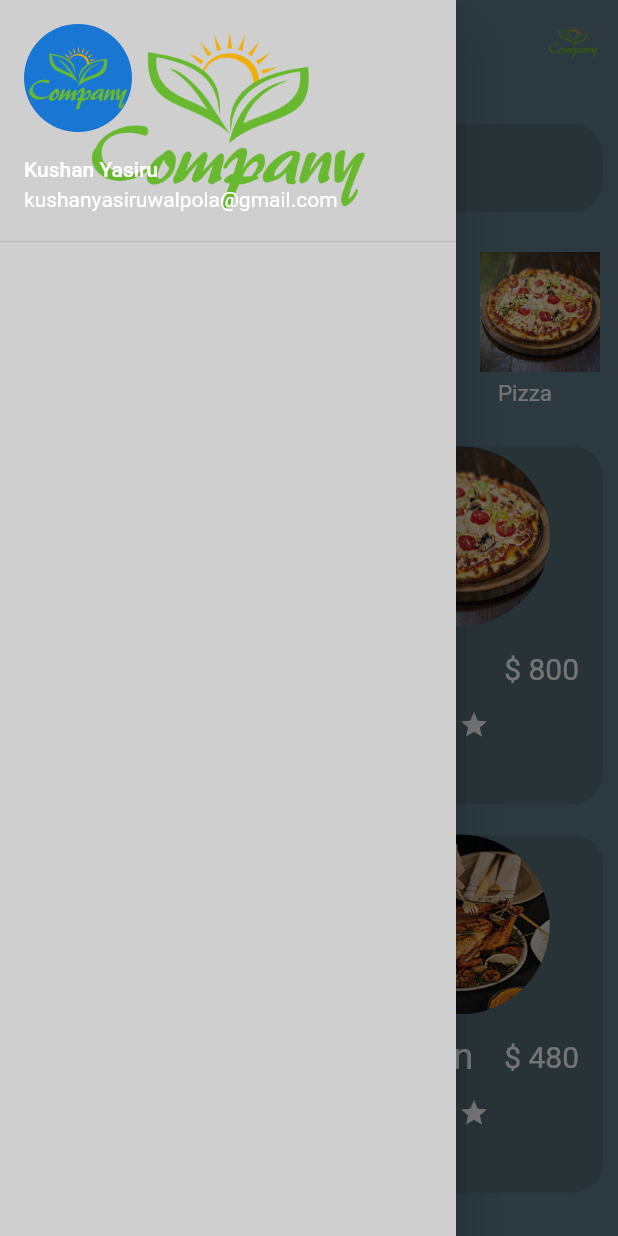
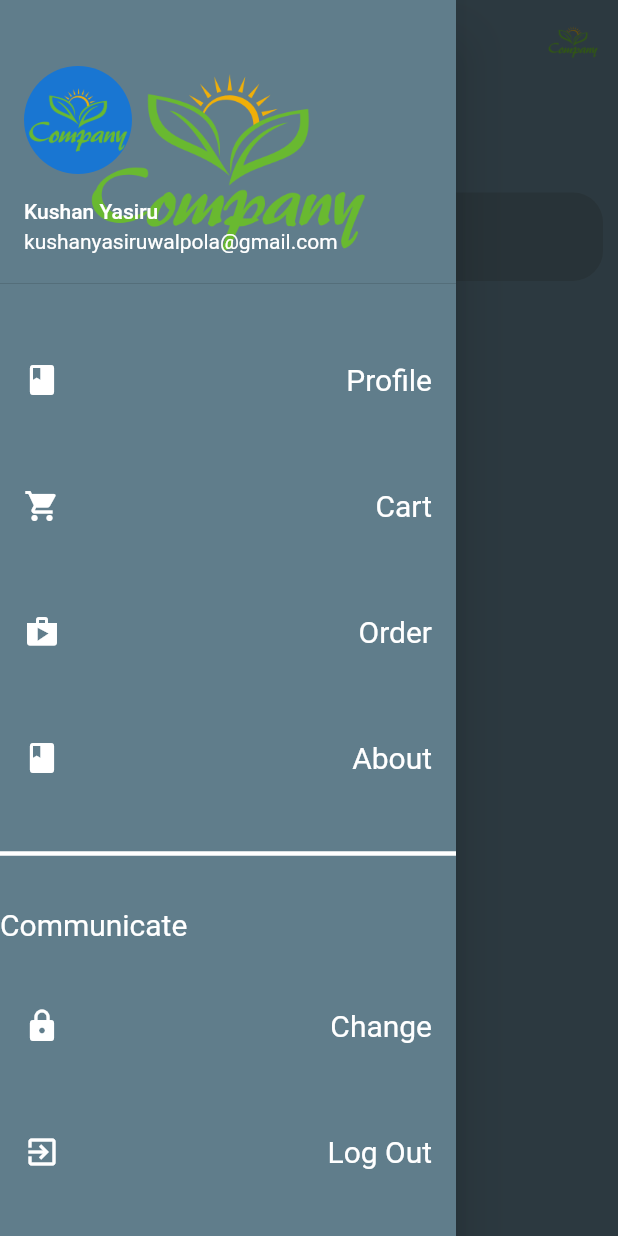
Before and after one commit to Kushanyasiru97/bug-free-spoon, a Flutter app: the screen it shows after launch, with the side drawer open, on a phone screen of 412 x 824 dp. Run offline on Flutter 3.47's test engine with Material 2 defaults, Android fonts, the phone set to English and light mode, and no system bars; our stand-ins replace cloud_firestore, firebase_auth, firebase_core; accounts and stored records are empty.

Commit message:
Add all my files

```diff
--- a/lib/homePage.dart
+++ b/lib/homePage.dart
@@ -1,5 +1,10 @@
 import 'package:flutter/cupertino.dart';
 import 'package:flutter/material.dart';
+import 'package:food_app/models/categories_model.dart';
+import 'package:food_app/provider/my_provider.dart';
+import 'package:provider/provider.dart';
+
+import 'models/food_model.dart';
 
 class homePage extends StatefulWidget {
   /*const homePage({Key? key}) : super(key: key);*/
@@ -8,16 +13,29 @@ class homePage extends StatefulWidget {
   _homePageState createState() => _homePageState();
 }
 
+class _homePageState extends State<homePage> {
+
+  //****************UpperCategory*************************//
+  List<CategoriesModel> burgerList=[];
+  List<CategoriesModel> bbqList=[];
+  List<CategoriesModel> chikenList=[];
+  List<CategoriesModel> pizzaList=[];
+  List<CategoriesModel> riceList=[];
+
+  //******************FoodCategory******************//
+  List<FoodModel> singlefoodList=[];
+
   Widget upperCategoery({@required String image,@required String name}){
     return Column(
       children: [
         Container(
-        margin: EdgeInsets.only(left: 20.0),
-        height: 80.0,
-        width: 80.0,
+          margin: EdgeInsets.only(left: 20.0,top: 10.0),
+          height: 70.0,
+          width: 70.0,
           decoration: BoxDecoration(
+            borderRadius: BorderRadius.circular(50.0),
             image: DecorationImage(
-              image: AssetImage(image)
+                image: NetworkImage(image)
             ),
             color: Color(0xff3a3e3e3e),
           ),
@@ -36,17 +54,21 @@ Widget upperCategoery({@required String image,@required String name}){
 
   Widget buttonCategory({@required String image,@required String name, @required int price}){
     return Container(
-    height: 250.0,
-    width: 250.0,
+      margin: EdgeInsets.only(top: 10.0),
+      height: 200.0,
+      width: 200.0,
       decoration: BoxDecoration(
         color: Color(0xff3a3e3e3e),
-      borderRadius: BorderRadius.circular(20.0),
+        borderRadius: BorderRadius.circular(40.0),
       ),
       child: Column(
         children: [
-        CircleAvatar(
-          backgroundImage: AssetImage(image),
+          Container(
+            margin: EdgeInsets.only(top: 8.0),
+            child: CircleAvatar(
+              backgroundImage: NetworkImage(image),
               radius: 60.0,
+            ),
           ),
           ListTile(
             leading: Text(
@@ -100,15 +122,108 @@ Widget buttonCategory({@required String image,@required String name, @required i
       ),
     );
   }
-class _homePageState extends State<homePage> {
+
+  Widget drawerItems({@required String title,@required IconData icon}){
+    return ListTile(
+      leading: Icon(
+        icon,
+        color: Colors.white,
+      ),
+      trailing: Text(
+        title,
+        style: TextStyle(
+          fontSize: 20.0,
+          color: Colors.white,
+        ),
+      ),
+    );
+  }
+
+  //****************Burger*******************//
+  Widget burger(){
+    return Row(
+      children: burgerList.map((e) => upperCategoery(
+        image: e.image,
+        name: e.name,
+      )).toList(),
+    );
+  }
+//****************Bbq*******************//
+  Widget bbq(){
+    return Row(
+      children: bbqList.map((e) => upperCategoery(
+        image: e.image,
+        name: e.name,
+      )).toList(),
+    );
+  }
+
+  //****************Chiken*******************//
+  Widget chiken(){
+    return Row(
+      children: chikenList.map((e) => upperCategoery(
+        image: e.image,
+        name: e.name,
+      )).toList(),
+    );
+  }
+
+  //****************Pizza*******************//
+  Widget pizza(){
+    return Row(
+      children: pizzaList.map((e) => upperCategoery(
+        image: e.image,
+        name: e.name,
+      )).toList(),
+    );
+  }
+
+  //****************Rice*******************//
+  Widget rice(){
+    return Row(
+      children: riceList.map((e) => upperCategoery(
+        image: e.image,
+        name: e.name,
+      )).toList(),
+    );
+  }
+
   @override
   Widget build(BuildContext context) {
+    MyProvider provider = Provider.of<MyProvider>(context);
+
+    //****burger********//
+    provider.getBurgerCategory();
+    burgerList = provider.throwburgerList;
+
+    //**********BBQ**********//
+    provider.getBbqCategory();
+    bbqList = provider.throwbbqList;
+
+    //**********Chicken*********//
+    provider.getChikenCategory();
+   chikenList = provider.throwchikenList;
+
+    //**********Pizza*********//
+    provider.getPizzaCategory();
+    pizzaList = provider.throwpizzaList;
+
+    //**********Rice*********//
+    provider.getRiceCategory();
+    riceList = provider.throwriceList;
+
+    //**********Food List *********//
+    provider.getFoodList();
+     singlefoodList = provider.throwFoodModelList;
+
     return Scaffold(
       drawer: Drawer(
         child: Container(
-          color: Color(0xff3a3e3e3e),
+          color: Colors.blueGrey,
           child: SafeArea(
             child: Column(
+              mainAxisAlignment: MainAxisAlignment.spaceEvenly,
+              crossAxisAlignment: CrossAxisAlignment.start,
               children: [
                 UserAccountsDrawerHeader(
                   decoration: BoxDecoration(
@@ -121,6 +236,41 @@ class _homePageState extends State<homePage> {
                 ),
                     accountName: Text("Kushan Yasiru"),
                     accountEmail: Text('kushanyasiruwalpola@gmail.com'),
+                ),
+                drawerItems(
+                    title:"Profile",
+                    icon:Icons.book
+                ),
+                drawerItems(
+                  title:"Cart",
+                  icon:Icons.shopping_cart,
+                ),
+                drawerItems(
+                  title:"Order",
+                  icon:Icons.shop,
+                ),
+                drawerItems(
+                  title:"About",
+                  icon:Icons.book,
+                ),
+                Divider(
+                  thickness: 3.0,
+                  color: Colors.white,
+                ),
+                Text(
+                  "Communicate",
+                  style: TextStyle(
+                    color: Colors.white,
+                    fontSize: 20.0,
+                  ),
+                ),
+                drawerItems(
+                  title:"Change",
+                  icon:Icons.lock,
+                ),
+                drawerItems(
+                  title:"Log Out",
+                  icon:Icons.exit_to_app,
                 ),
               ],
             ),
@@ -165,66 +315,43 @@ class _homePageState extends State<homePage> {
               scrollDirection: Axis.horizontal,
               child: Row(
                 children: [
-                  upperCategoery(
-                      image: 'images/burger.jpg',
-                      name: 'Burger'
-                  ),
-                  upperCategoery(
-                      image: 'images/bbq.jpg',
-                      name: 'BBQ'
-                  ),
-                  upperCategoery(
-                      image: 'images/chicken.jpg',
-                      name: 'Chicken'
-                  ),
-                  upperCategoery(
-                      image: 'images/Pizza.jpg',
-                      name: 'Pizza'
-                  ),
-                  upperCategoery(
-                      image: 'images/rice.jpg',
-                      name: 'All'
-                  ),
+                  burger(),
+                  bbq(),
+                  chiken(),
+                  pizza(),
+                  rice(),
+                  // upperCategoery(
+                  //     image: 'images/burger.jpg',
+                  //     name: 'Burger'
+                  // ),
                 ],
               ),
             ),
             Container(
               margin: EdgeInsets.symmetric(horizontal: 10.0),
-              height: 500,
+              height: 420,
               child: GridView.count(
                 shrinkWrap: false,
                 primary: false,
                 crossAxisCount: 2,
-                childAspectRatio: 0.8,
+                childAspectRatio: 0.75,
                 crossAxisSpacing: 10.0,
                 mainAxisSpacing: 20.0,
-                children: [
-                  buttonCategory(
-                    image: "images/burger.jpg",
-                    name: "Burger",
-                    price: 500,
+                children: singlefoodList.map((e) => buttonCategory(
+                    image: e.image,
+                    name: e.name,
+                    price: e.price
                 ),
-                  buttonCategory(
-                    image: "images/Pizza.jpg",
-                    name: "Pizza",
-                    price: 800,
-                  ),
-                  buttonCategory(
-                    image: "images/rice.jpg",
-                    name: "Rice",
-                    price: 150,
-                  ),
-                  buttonCategory(
-                    image: "images/chicken.jpg",
-                    name: "Chicken",
-                    price: 480,
-                  ),
-                  buttonCategory(
-                    image: "images/bbq.jpg",
-                    name: "BBQ",
-                    price: 850,
-                  ),
-                ],
+
+                ).toList()
+
+                // children: [
+                  // buttonCategory(
+                  //   image: "images/burger.jpg",
+                  //   name: "Burger",
+                  //   price: 500,
+                  // ),
+                  //],
               ),
             ),
           ],
--- a/lib/main.dart
+++ b/lib/main.dart
@@ -1,13 +1,18 @@
 import 'package:firebase_auth/firebase_auth.dart';
+import 'package:firebase_core/firebase_core.dart';
 import 'package:flutter/material.dart';
 import 'package:food_app/homePage.dart';
+import 'package:food_app/provider/my_provider.dart';
 import 'package:food_app/signup_page.dart';
 import 'package:food_app/welcome_page.dart';
+import 'package:provider/provider.dart';
 import 'login_page.dart';
 
 
 
-void main() {
+void main() async {
+  WidgetsFlutterBinding.ensureInitialized();
+  await Firebase.initializeApp();
   runApp(MyApp());
 }
 
@@ -15,7 +20,11 @@ class MyApp extends StatelessWidget {
 
   @override
   Widget build(BuildContext context) {
-    return MaterialApp(
+    return MultiProvider(
+      providers: [
+        ChangeNotifierProvider(create: (_) => MyProvider()),
+      ],
+      child: MaterialApp(
         debugShowCheckedModeBanner: false,
         title: 'Food App',
         theme: ThemeData(
@@ -24,15 +33,16 @@ class MyApp extends StatelessWidget {
             color: Colors.blueGrey,
           )
         ),
-      home: homePage()/*StreamBuilder(
-        stream: FirebaseAuth.instance.authStateChanges(),
-        builder: (index, sncpshot){
-          if(sncpshot.hasData){
-            return homePage();
-          }
-          return LoginPage();
-        },
-      ),*/
+        home: homePage(),
+        // home: StreamBuilder(
+        //     stream: FirebaseAuth.instance.authStateChanges(),
+        //     builder: (index, sncpshot) {
+        //       if (sncpshot.hasData) {
+        //         return HomePage();
+        //       }
+        //       return LoginPage();
+        //     }),
+      ),
     );
   }
 }
--- /dev/null
+++ b/lib/models/categories_model.dart
@@ -0,0 +1,7 @@
+import 'package:flutter/cupertino.dart';
+
+class CategoriesModel{
+  final String image;
+  final String name;
+  CategoriesModel({@required this.image, @required this.name});
+}
--- /dev/null
+++ b/lib/models/food_model.dart
@@ -0,0 +1,9 @@
+import 'package:flutter/cupertino.dart';
+
+class FoodModel{
+  final String image;
+  final int price;
+  final String name;
+
+ FoodModel({@required this.image, @required this.name, @required this.price});
+}
```
Also changed, not shown: lib/provider/my_provider.dart (added, +159 -0 lines). Lines whose indentation alone changed are shown as unchanged.
